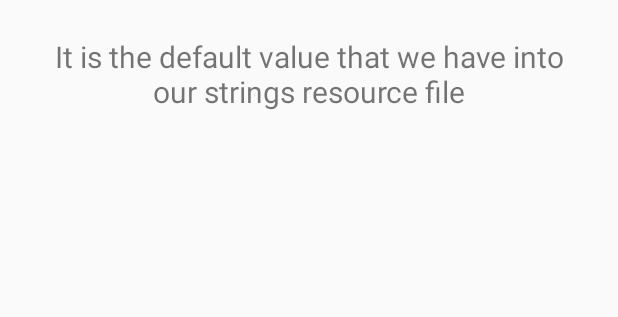
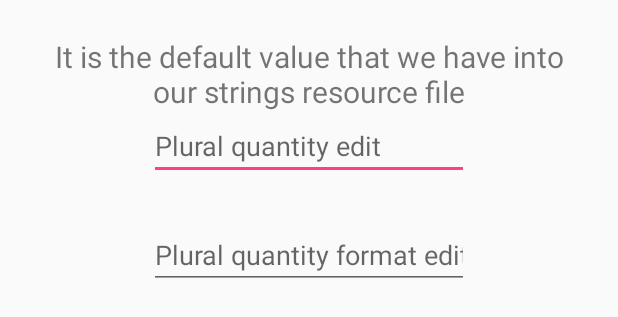
Before and after one commit to JcMinarro/Philology, an Android app: the layout activity_main.xml on its own in the app's theme, with its tools: preview values and no code run, on a phone screen of 412 x 824 dp. Shown: the top 317 px of the screen. Run offline under Robolectric (Android 15) with nearby library versions, the phone set to English and light mode, and no system bars.

Commit message:
Update sample app with editable quantity fields

```diff
--- a/sample/src/main/res/layout/activity_main.xml
+++ b/sample/src/main/res/layout/activity_main.xml
@@ -21,6 +21,18 @@
         app:layout_constraintTop_toTopOf="parent"
         />
 
+    <EditText
+        android:id="@+id/plural_quantity_edit"
+        android:layout_width="wrap_content"
+        android:layout_height="wrap_content"
+        android:ems="10"
+        android:hint="Plural quantity edit"
+        android:inputType="numberDecimal"
+        app:layout_constraintEnd_toEndOf="parent"
+        app:layout_constraintStart_toStartOf="parent"
+        app:layout_constraintTop_toBottomOf="@id/default_label"
+        />
+
     <TextView
         android:id="@+id/plural_label"
         android:layout_width="wrap_content"
@@ -29,7 +41,19 @@
         android:textSize="20sp"
         app:layout_constraintEnd_toEndOf="parent"
         app:layout_constraintStart_toStartOf="parent"
-        app:layout_constraintTop_toBottomOf="@id/default_label"
+        app:layout_constraintTop_toBottomOf="@id/plural_quantity_edit"
+        />
+
+    <EditText
+        android:id="@+id/plural_quantity_format_edit"
+        android:layout_width="wrap_content"
+        android:layout_height="wrap_content"
+        android:ems="10"
+        android:hint="Plural quantity format edit"
+        android:inputType="numberDecimal"
+        app:layout_constraintEnd_toEndOf="parent"
+        app:layout_constraintStart_toStartOf="parent"
+        app:layout_constraintTop_toBottomOf="@id/plural_label"
         />
 
     <TextView
@@ -40,7 +64,7 @@
         android:textSize="20sp"
         app:layout_constraintEnd_toEndOf="parent"
         app:layout_constraintStart_toStartOf="parent"
-        app:layout_constraintTop_toBottomOf="@id/plural_label"
+        app:layout_constraintTop_toBottomOf="@id/plural_quantity_format_edit"
         />
 
 </android.support.constraint.ConstraintLayout>
--- a/sample/src/main/res/values/strings.xml
+++ b/sample/src/main/res/values/strings.xml
@@ -3,10 +3,10 @@
     <string name="label">It is the default value that we have into our strings resource file</string>
     <plurals name="plurals_sample">
         <item quantity="one">One test</item>
-        <item quantity="other">Other test</item>
+        <item quantity="other">Other tests</item>
     </plurals>
     <plurals name="plurals_sample_format">
-        <item quantity="one">One test %s</item>
-        <item quantity="other">Other test %s</item>
+        <item quantity="one">%d test</item>
+        <item quantity="other">%d tests</item>
     </plurals>
 </resources>
```
Also changed, not shown: sample/src/main/java/com/jcminarro/philology/sample/MainActivity.kt (+30 -4 lines).
